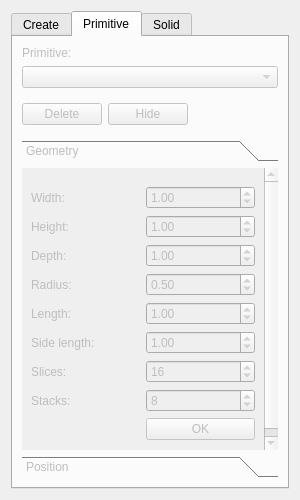
Before: the Qt Designer form src/ToolWidget.ui in Ovilia/April, drawn with Qt 5.
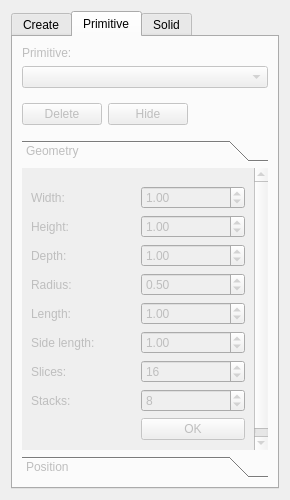
After: the same form once the commit is applied. The open tabs and pages were chosen to show the change. Icons and pictures are not drawn.

The edit to the form file:
```diff
--- a/src/ToolWidget.ui
+++ b/src/ToolWidget.ui
@@ -6,25 +6,25 @@
    <rect>
     <x>0</x>
     <y>0</y>
-    <width>300</width>
+    <width>290</width>
     <height>500</height>
    </rect>
   </property>
   <property name="sizePolicy">
-   <sizepolicy hsizetype="Fixed" vsizetype="Fixed">
+   <sizepolicy hsizetype="Preferred" vsizetype="Preferred">
     <horstretch>0</horstretch>
     <verstretch>0</verstretch>
    </sizepolicy>
   </property>
   <property name="minimumSize">
    <size>
-    <width>300</width>
+    <width>290</width>
     <height>500</height>
    </size>
   </property>
   <property name="maximumSize">
    <size>
-    <width>300</width>
+    <width>400</width>
     <height>500</height>
    </size>
   </property>
@@ -389,6 +389,12 @@
        </item>
        <item>
         <widget class="QWidget" name="widget_4" native="true">
+         <property name="maximumSize">
+          <size>
+           <width>16777215</width>
+           <height>16777215</height>
+          </size>
+         </property>
          <layout class="QHBoxLayout" name="horizontalLayout_5">
           <property name="leftMargin">
            <number>0</number>
@@ -442,8 +448,8 @@
            <rect>
             <x>0</x>
             <y>0</y>
-            <width>258</width>
-            <height>296</height>
+            <width>171</width>
+            <height>273</height>
            </rect>
           </property>
           <attribute name="label">
```
Left out of the diff: 8 changed lines with no effect on the pictures.
